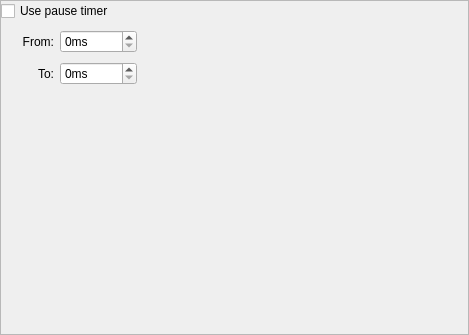
This is seospider/ui/crawler_pause_settings_widget.ui in andrascii/RiveSolutions_SEO_Spider as Qt 5 draws it before an edit. The edited form follows.
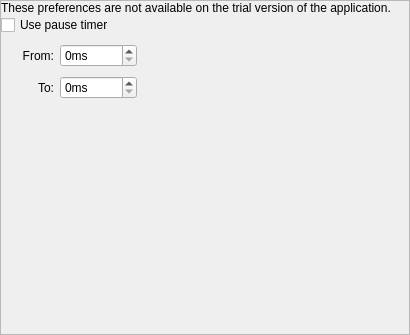
This is the edited form. Custom widgets are drawn as their Qt base class.

Commit message: Trial license gui changes

```diff
--- a/seospider/ui/crawler_pause_settings_widget.ui
+++ b/seospider/ui/crawler_pause_settings_widget.ui
@@ -6,7 +6,7 @@
    <rect>
     <x>0</x>
     <y>0</y>
-    <width>469</width>
+    <width>410</width>
     <height>335</height>
    </rect>
   </property>
@@ -53,6 +53,13 @@
       <property name="bottomMargin">
        <number>0</number>
       </property>
+      <item>
+       <widget class="SeoSpider::TrialLicenseLabel" name="trialLabel">
+        <property name="text">
+         <string>These preferences are not available on the trial version of the application.</string>
+        </property>
+       </widget>
+      </item>
       <item>
        <layout class="QGridLayout" name="gridLayout">
         <property name="horizontalSpacing">
@@ -172,6 +179,13 @@
    </item>
   </layout>
  </widget>
+ <customwidgets>
+  <customwidget>
+   <class>SeoSpider::TrialLicenseLabel</class>
+   <extends>QLabel</extends>
+   <header location="global">trial_license_label.h</header>
+  </customwidget>
+ </customwidgets>
  <resources/>
  <connections>
   <connection>
```
The commit also changes 16 other files.
